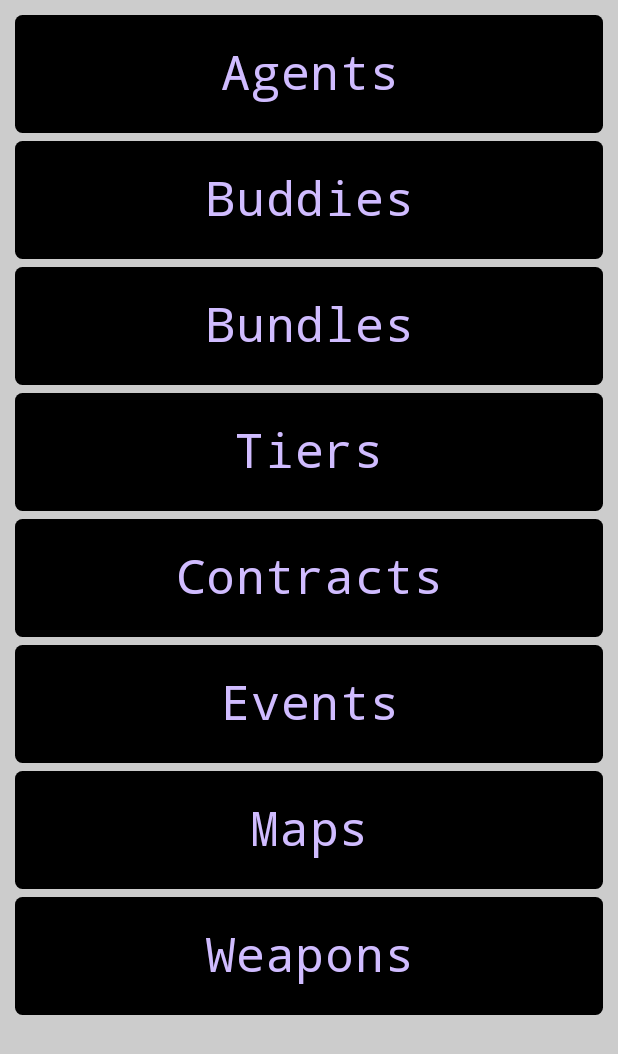
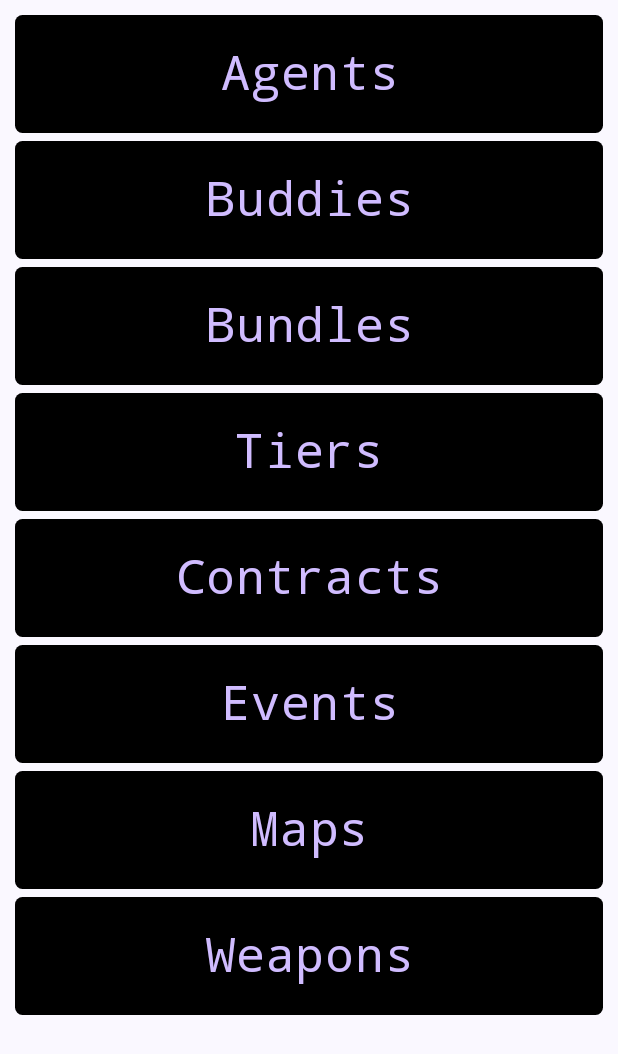
Before and after one commit to MatheusLima1/ValorantApp, an Android app built with Jetpack Compose: the screen it shows after launch (MainActivity), on a phone screen of 412 x 824 dp. Shown: the top 1054 px of the screen. Run offline under Robolectric (Android 15) with nearby library versions, the phone set to English and light mode, and no system bars; our stand-ins replace Dagger/Hilt's generated code, window size class.

```diff
--- a/app/src/main/java/com/matheuslima/valorantcompose/MainActivity.kt
+++ b/app/src/main/java/com/matheuslima/valorantcompose/MainActivity.kt
@@ -1,28 +1,28 @@
 package com.matheuslima.valorantcompose
 
 import android.annotation.SuppressLint
+import android.app.Activity
 import android.os.Bundle
 import androidx.activity.ComponentActivity
+import androidx.activity.SystemBarStyle
 import androidx.activity.compose.setContent
+import androidx.activity.enableEdgeToEdge
 import androidx.compose.foundation.layout.padding
-import androidx.compose.material3.ExperimentalMaterial3Api
 import androidx.compose.material3.MaterialTheme
 import androidx.compose.material3.Scaffold
 import androidx.compose.material3.Surface
-import androidx.compose.material3.Text
-import androidx.compose.material3.TopAppBar
-import androidx.compose.material3.TopAppBarDefaults
 import androidx.compose.material3.windowsizeclass.ExperimentalMaterial3WindowSizeClassApi
 import androidx.compose.material3.windowsizeclass.WindowSizeClass
 import androidx.compose.material3.windowsizeclass.calculateWindowSizeClass
 import androidx.compose.runtime.Composable
+import androidx.compose.runtime.LaunchedEffect
 import androidx.compose.ui.Modifier
-import androidx.compose.ui.unit.dp
 import androidx.compose.ui.graphics.Color
+import androidx.compose.ui.graphics.toArgb
+import androidx.compose.ui.platform.LocalView
 import com.matheuslima.utilities.LoggerProvider
 import com.matheuslima.utilities.LoggerProviderImpl
 import com.matheuslima.valorantcompose.ui.navigation.ValorantAppNavGraph
-import com.matheuslima.valorantcompose.ui.theme.Purple80
 import com.matheuslima.valorantcompose.ui.theme.ValorantComposeTheme
 import dagger.hilt.android.AndroidEntryPoint
 
@@ -30,9 +30,9 @@ import dagger.hilt.android.AndroidEntryPoint
 @AndroidEntryPoint
 class MainActivity : ComponentActivity(), LoggerProvider by LoggerProviderImpl() {
     @SuppressLint("UnusedMaterial3ScaffoldPaddingParameter")
-    @OptIn(ExperimentalMaterial3Api::class)
     override fun onCreate(savedInstanceState: Bundle?) {
         super.onCreate(savedInstanceState)
+        enableEdgeToEdge()
         registerLifecycleOwner(TAG, this)
 
         setContent {
--- a/app/src/main/java/com/matheuslima/valorantcompose/ui/screens/homeScreen/HomeScreen.kt
+++ b/app/src/main/java/com/matheuslima/valorantcompose/ui/screens/homeScreen/HomeScreen.kt
@@ -1,6 +1,5 @@
 package com.matheuslima.valorantcompose.ui.screens.homeScreen
 
-import androidx.compose.foundation.background
 import androidx.compose.foundation.layout.Column
 import androidx.compose.foundation.layout.Spacer
 import androidx.compose.foundation.layout.fillMaxSize
@@ -11,7 +10,6 @@ import androidx.compose.foundation.verticalScroll
 import androidx.compose.material3.windowsizeclass.WindowSizeClass
 import androidx.compose.runtime.Composable
 import androidx.compose.ui.Modifier
-import androidx.compose.ui.graphics.Color
 import androidx.compose.ui.res.stringResource
 import androidx.compose.ui.tooling.preview.Preview
 import androidx.compose.ui.unit.dp
@@ -21,14 +19,16 @@ import com.matheuslima.valorantcompose.R
 import com.matheuslima.valorantcompose.ui.navigation.AgentListScreen
 import com.matheuslima.valorantcompose.ui.navigation.NotImplementedYetScreen
 import com.matheuslima.valorantcompose.ui.screens.homeScreen.components.HomeScreenItem
+import com.matheuslima.valorantcompose.ui.theme.Purple80
+import com.matheuslima.valorantcompose.ui.theme.setStatusBarColor
 
 const val TAG = "HOMESCREEN"
 
 @Composable
 fun HomeScreen(navController: NavController, windowSize: WindowSizeClass?) {
+    setStatusBarColor(Purple80)
     Column(
         modifier = Modifier
-            .background(Color.LightGray)
             .fillMaxSize()
             .padding(10.dp)
             .verticalScroll(rememberScrollState())
--- a/app/src/main/java/com/matheuslima/valorantcompose/ui/theme/Theme.kt
+++ b/app/src/main/java/com/matheuslima/valorantcompose/ui/theme/Theme.kt
@@ -1,5 +1,6 @@
 package com.matheuslima.valorantcompose.ui.theme
 
+import android.annotation.SuppressLint
 import android.app.Activity
 import android.os.Build
 import androidx.compose.foundation.isSystemInDarkTheme
@@ -9,7 +10,9 @@ import androidx.compose.material3.dynamicDarkColorScheme
 import androidx.compose.material3.dynamicLightColorScheme
 import androidx.compose.material3.lightColorScheme
 import androidx.compose.runtime.Composable
+import androidx.compose.runtime.LaunchedEffect
 import androidx.compose.runtime.SideEffect
+import androidx.compose.ui.graphics.Color
 import androidx.compose.ui.graphics.toArgb
 import androidx.compose.ui.platform.LocalContext
 import androidx.compose.ui.platform.LocalView
@@ -53,14 +56,6 @@ fun ValorantComposeTheme(
         darkTheme -> DarkColorScheme
         else -> LightColorScheme
     }
-    val view = LocalView.current
-    if (!view.isInEditMode) {
-        SideEffect {
-            val window = (view.context as Activity).window
-            window.statusBarColor = colorScheme.primary.toArgb()
-            WindowCompat.getInsetsController(window, view).isAppearanceLightStatusBars = darkTheme
-        }
-    }
 
     MaterialTheme(
         colorScheme = colorScheme,
@@ -68,3 +63,16 @@ fun ValorantComposeTheme(
         content = content
     )
 }
+
+@SuppressLint("ComposableNaming")
+@Composable
+fun setStatusBarColor(color: Color) {
+    val view = LocalView.current
+
+    if(!view.isInEditMode) {
+        LaunchedEffect(key1 = true) {
+            val window = (view.context as Activity).window
+            window.statusBarColor = color.toArgb()
+        }
+    }
+}
```
